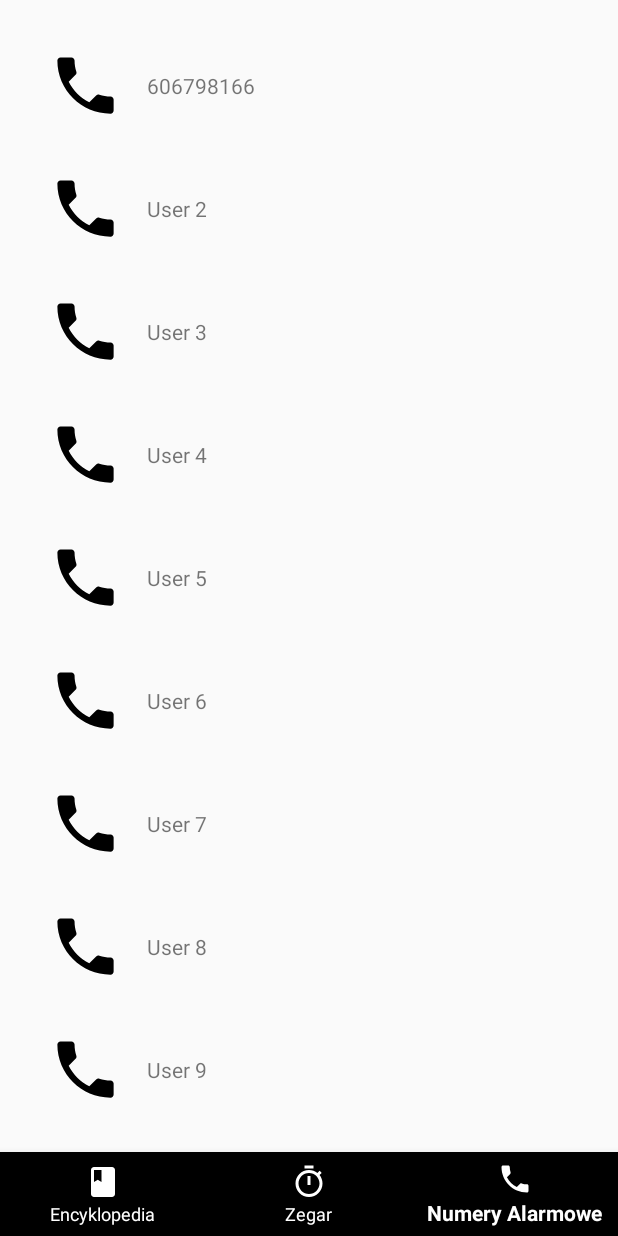
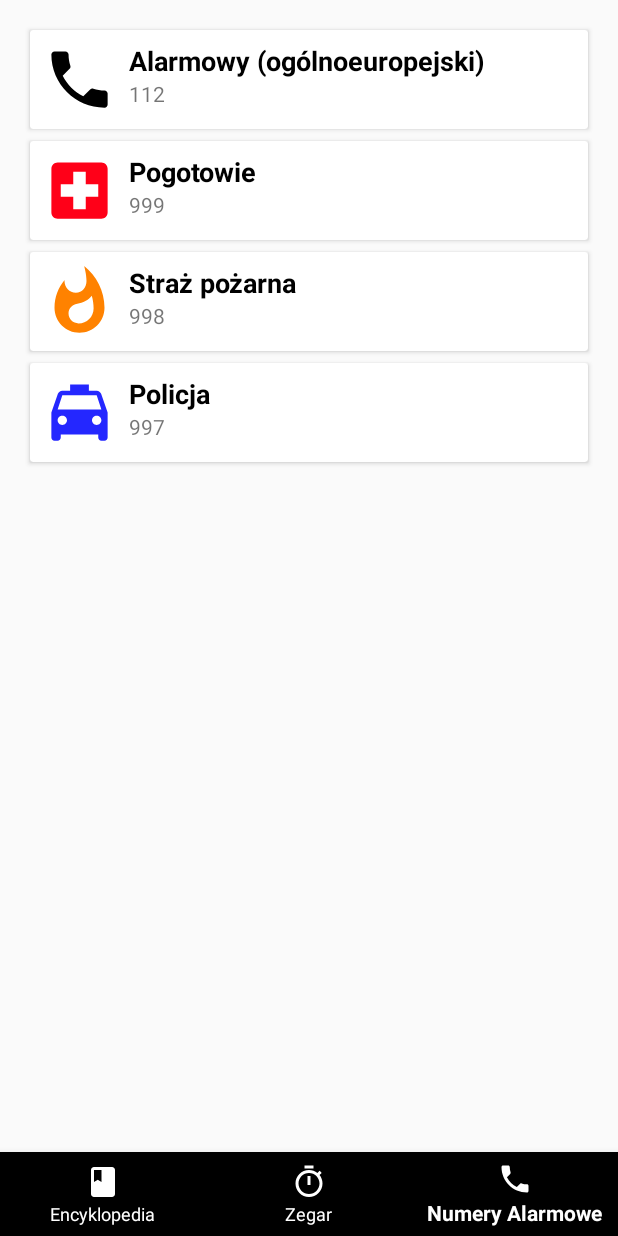
Before and after one commit to chrispysz/First-Aid-Encyclopedia, an Android app: the screen it shows after launch (MainActivity), item 3 of the bottom bar chosen, on a phone screen of 412 x 824 dp. Run offline under Robolectric (Android 15) with nearby library versions, the phone set to English and light mode, and no system bars; our stand-ins replace Firebase (no records; nobody signed in at launch, a user with empty details on screens opened directly); libraries missing offline, so code that uses them is left out: net.theluckycoder.expandablecardview.

Commit message:
All functionality done, cosmetics left

```diff
--- a/app/src/main/java/com/example/fae/ExampleNumber.kt
+++ b/app/src/main/java/com/example/fae/ExampleNumber.kt
@@ -1,4 +1,4 @@
 package com.example.fae
 
-data class ExampleNumber(val number: String, val resId: Int) {
+data class ExampleNumber(val description: String,val number: String, val resId: Int) {
 }
--- a/app/src/main/java/com/example/fae/PhoneFragment.kt
+++ b/app/src/main/java/com/example/fae/PhoneFragment.kt
@@ -9,17 +9,19 @@ import androidx.fragment.app.Fragment
 import android.view.LayoutInflater
 import android.view.View
 import android.view.ViewGroup
+import android.widget.Filter
+import android.widget.Filterable
 import android.widget.ImageView
 import android.widget.TextView
 import androidx.recyclerview.widget.LinearLayoutManager
 import androidx.recyclerview.widget.RecyclerView
 import kotlinx.android.synthetic.main.example_number.view.*
+import java.util.*
+import kotlin.collections.ArrayList
 
-/**
- * A simple [Fragment] subclass.
- */
+
 class PhoneFragment : Fragment() {
-    protected lateinit var rootView: View
+    lateinit var rootView: View
     lateinit var recyclerView: RecyclerView
     lateinit var adapter: ListAdapter
 
@@ -62,15 +64,11 @@ class PhoneFragment : Fragment() {
 
     private fun setUpDummyData() {
         val list: ArrayList<ExampleNumber> = ArrayList()
-        list.add(ExampleNumber("606798166", R.drawable.ic_local_phone_black_24dp))
-        list.add(ExampleNumber("User 2", R.drawable.ic_local_phone_black_24dp))
-        list.add(ExampleNumber("User 3", R.drawable.ic_local_phone_black_24dp))
-        list.add(ExampleNumber("User 4", R.drawable.ic_local_phone_black_24dp))
-        list.add(ExampleNumber("User 5", R.drawable.ic_local_phone_black_24dp))
-        list.add(ExampleNumber("User 6", R.drawable.ic_local_phone_black_24dp))
-        list.add(ExampleNumber("User 7", R.drawable.ic_local_phone_black_24dp))
-        list.add(ExampleNumber("User 8", R.drawable.ic_local_phone_black_24dp))
-        list.add(ExampleNumber("User 9", R.drawable.ic_local_phone_black_24dp))
+        list.add(ExampleNumber("Alarmowy (ogólnoeuropejski)","112", R.drawable.ic_local_phone_black_24dp))
+        list.add(ExampleNumber("Pogotowie","999", R.drawable.ic_local_hospital_black_24dp))
+        list.add(ExampleNumber("Straż pożarna","998", R.drawable.ic_whatshot_black_24dp))
+        list.add(ExampleNumber("Policja","997", R.drawable.ic_local_taxi_black_24dp))
+
         adapter.addItems(list)
     }
 
@@ -86,9 +84,9 @@ class PhoneFragment : Fragment() {
 
 
     abstract class BaseRecyclerViewAdapter<T> : RecyclerView.Adapter<RecyclerView.ViewHolder>() {
+        private var list: ArrayList<T>? = ArrayList()
+        protected var itemClickListener: OnItemClickListener? = null
 
-        private var list: ArrayList<T>? = ArrayList<T>()
-        protected var itemClickListener: OnItemClickListener? = null
 
         fun addItems(items: ArrayList<T>) {
             this.list?.addAll(items)
@@ -113,10 +111,12 @@ class PhoneFragment : Fragment() {
         private fun reload() {
             Handler(Looper.getMainLooper()).post { notifyDataSetChanged() }
         }
+
     }
 
 
-    class ListAdapter : BaseRecyclerViewAdapter<ExampleNumber>() {
+    class ListAdapter : BaseRecyclerViewAdapter<ExampleNumber>(){
+
 
         override fun onCreateViewHolder(parent: ViewGroup, viewType: Int): RecyclerView.ViewHolder {
             return MyViewHolder(
@@ -132,7 +132,8 @@ class PhoneFragment : Fragment() {
         inner class MyViewHolder(view: View) : RecyclerView.ViewHolder(view), View.OnClickListener {
 
             private val imageView: ImageView = view.image_view
-            private val textView: TextView = view.text_view
+            private val description: TextView = view.description
+            private val number: TextView = view.number
 
             init {
                 view.setOnClickListener(this)
@@ -140,7 +141,8 @@ class PhoneFragment : Fragment() {
 
             fun setUpView(ExampleNumber: ExampleNumber?) {
                 ExampleNumber?.resId?.let { imageView.setImageResource(it) }
-                textView.text = ExampleNumber?.number
+                description.text = ExampleNumber?.description
+                number.text = ExampleNumber?.number
             }
 
             override fun onClick(v: View?) {
--- /dev/null
+++ b/app/src/main/res/drawable/ic_local_hospital_black_24dp.xml
@@ -0,0 +1,5 @@
+<vector android:height="24dp" android:tint="#FF0018"
+    android:viewportHeight="24.0" android:viewportWidth="24.0"
+    android:width="24dp" xmlns:android="http://schemas.android.com/apk/res/android">
+    <path android:fillColor="#FF000000" android:pathData="M19,3L5,3c-1.1,0 -1.99,0.9 -1.99,2L3,19c0,1.1 0.9,2 2,2h14c1.1,0 2,-0.9 2,-2L21,5c0,-1.1 -0.9,-2 -2,-2zM18,14h-4v4h-4v-4L6,14v-4h4L10,6h4v4h4v4z"/>
+</vector>
--- /dev/null
+++ b/app/src/main/res/drawable/ic_local_taxi_black_24dp.xml
@@ -0,0 +1,5 @@
+<vector android:height="24dp" android:tint="#2427FF"
+    android:viewportHeight="24.0" android:viewportWidth="24.0"
+    android:width="24dp" xmlns:android="http://schemas.android.com/apk/res/android">
+    <path android:fillColor="#FF000000" android:pathData="M18.92,6.01C18.72,5.42 18.16,5 17.5,5L15,5L15,3L9,3v2L6.5,5c-0.66,0 -1.21,0.42 -1.42,1.01L3,12v8c0,0.55 0.45,1 1,1h1c0.55,0 1,-0.45 1,-1v-1h12v1c0,0.55 0.45,1 1,1h1c0.55,0 1,-0.45 1,-1v-8l-2.08,-5.99zM6.5,16c-0.83,0 -1.5,-0.67 -1.5,-1.5S5.67,13 6.5,13s1.5,0.67 1.5,1.5S7.33,16 6.5,16zM17.5,16c-0.83,0 -1.5,-0.67 -1.5,-1.5s0.67,-1.5 1.5,-1.5 1.5,0.67 1.5,1.5 -0.67,1.5 -1.5,1.5zM5,11l1.5,-4.5h11L19,11L5,11z"/>
+</vector>
--- a/app/src/main/res/drawable/ic_settings_input_antenna_black_24dp.xml
+++ /dev/null
@@ -1,9 +0,0 @@
-<vector xmlns:android="http://schemas.android.com/apk/res/android"
-        android:width="24dp"
-        android:height="24dp"
-        android:viewportWidth="24.0"
-        android:viewportHeight="24.0">
-    <path
-        android:fillColor="#FF000000"
-        android:pathData="M12,5c-3.87,0 -7,3.13 -7,7h2c0,-2.76 2.24,-5 5,-5s5,2.24 5,5h2c0,-3.87 -3.13,-7 -7,-7zM13,14.29c0.88,-0.39 1.5,-1.26 1.5,-2.29 0,-1.38 -1.12,-2.5 -2.5,-2.5S9.5,10.62 9.5,12c0,1.02 0.62,1.9 1.5,2.29v3.3L7.59,21 9,22.41l3,-3 3,3L16.41,21 13,17.59v-3.3zM12,1C5.93,1 1,5.93 1,12h2c0,-4.97 4.03,-9 9,-9s9,4.03 9,9h2c0,-6.07 -4.93,-11 -11,-11z"/>
-</vector>
--- /dev/null
+++ b/app/src/main/res/drawable/ic_whatshot_black_24dp.xml
@@ -0,0 +1,5 @@
+<vector android:height="24dp" android:tint="#FF8200"
+    android:viewportHeight="24.0" android:viewportWidth="24.0"
+    android:width="24dp" xmlns:android="http://schemas.android.com/apk/res/android">
+    <path android:fillColor="#FF000000" android:pathData="M13.5,0.67s0.74,2.65 0.74,4.8c0,2.06 -1.35,3.73 -3.41,3.73 -2.07,0 -3.63,-1.67 -3.63,-3.73l0.03,-0.36C5.21,7.51 4,10.62 4,14c0,4.42 3.58,8 8,8s8,-3.58 8,-8C20,8.61 17.41,3.8 13.5,0.67zM11.71,19c-1.78,0 -3.22,-1.4 -3.22,-3.14 0,-1.62 1.05,-2.76 2.81,-3.12 1.77,-0.36 3.6,-1.21 4.62,-2.58 0.39,1.29 0.59,2.65 0.59,4.04 0,2.65 -2.15,4.8 -4.8,4.8z"/>
+</vector>
--- a/app/src/main/res/layout/example_number.xml
+++ b/app/src/main/res/layout/example_number.xml
@@ -1,21 +1,38 @@
 <?xml version="1.0" encoding="utf-8"?>
-    <LinearLayout
-        xmlns:android="http://schemas.android.com/apk/res/android"
+<androidx.cardview.widget.CardView xmlns:android="http://schemas.android.com/apk/res/android"
+    xmlns:app="http://schemas.android.com/apk/res-auto"
+    android:layout_width="match_parent"
+    android:layout_height="wrap_content"
+    android:layout_margin="4dp">
+
+    <RelativeLayout
         android:layout_width="match_parent"
-        android:layout_height="wrap_content"
-        android:orientation="horizontal"
-        android:padding="16dp"
-        android:gravity="center_vertical">
+        android:layout_height="match_parent"
+        android:padding="8dp">
 
         <ImageView
             android:id="@+id/image_view"
             android:layout_width="50dp"
-            android:layout_height="50dp"/>
+            android:layout_height="50dp"
+            android:layout_marginEnd="8dp"
+            app:srcCompat="@drawable/ic_local_phone_black_24dp" />
 
         <TextView
-            android:id="@+id/text_view"
+            android:id="@+id/description"
             android:layout_width="wrap_content"
             android:layout_height="wrap_content"
-            android:layout_marginLeft="16dp"/>
+            android:layout_toEndOf="@id/image_view"
+            android:textColor="@android:color/black"
+            android:textSize="18sp"
+            android:textStyle="bold" />
 
-    </LinearLayout>
+        <TextView
+            android:id="@+id/number"
+            android:layout_width="wrap_content"
+            android:layout_height="wrap_content"
+            android:layout_below="@id/description"
+            android:layout_toEndOf="@id/image_view"/>
+
+    </RelativeLayout>
+
+</androidx.cardview.widget.CardView>
```
